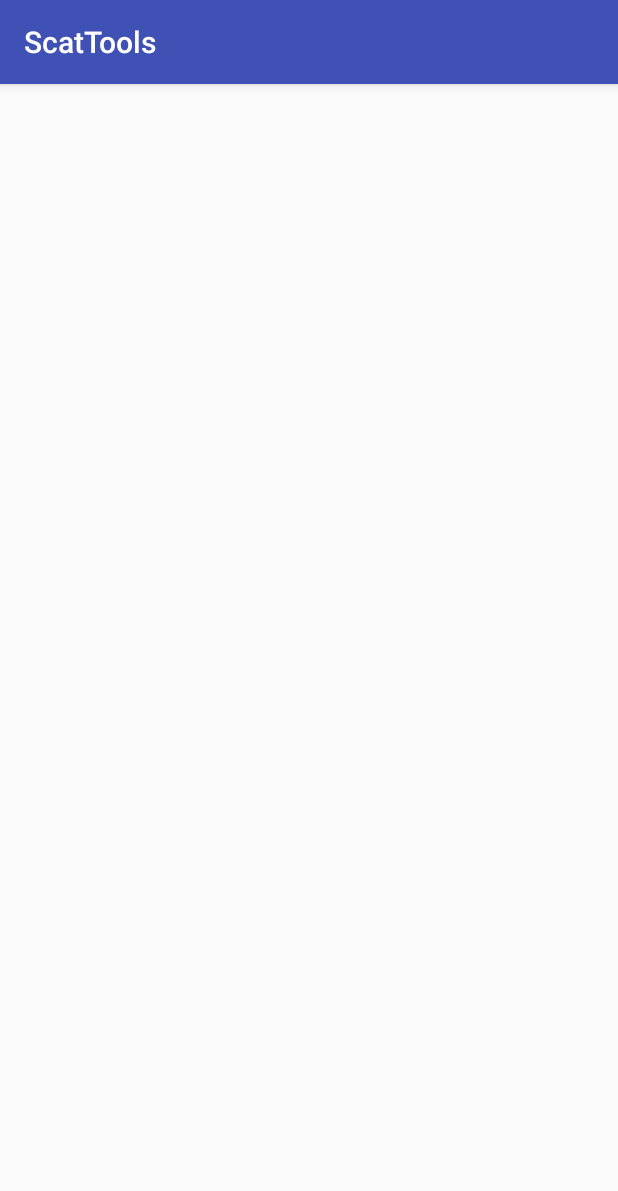
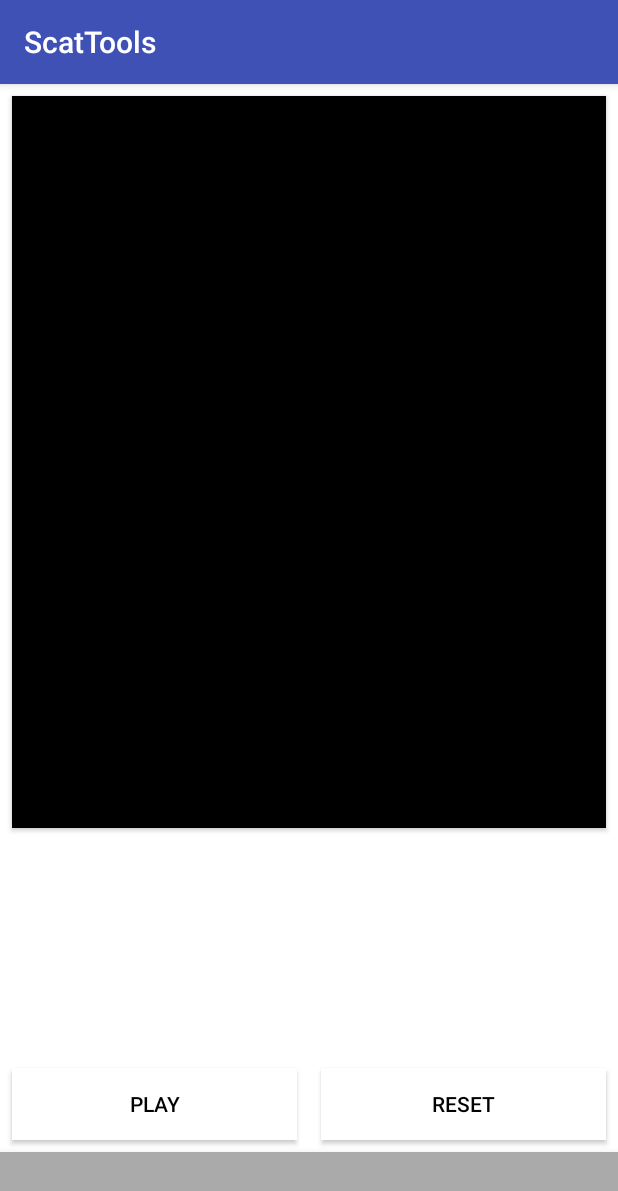
Before and after one commit to ahugenb333/ScatTools, an Android app: the screen it shows after launch (MainActivity), on a phone screen of 412 x 824 dp. Shown: the top 1191 px of the screen. Run offline under Robolectric (Android 15) with nearby library versions, the phone set to English and light mode, and no system bars; libraries missing offline, so code that uses them is left out: com.bluelinelabs.conductor.

Commit message:
first tab appearing with pager adapter. need to impl the rest and do logic for the activity

```diff
--- a/app/build.gradle
+++ b/app/build.gradle
@@ -29,6 +29,8 @@ dependencies {
     compile 'com.android.support:design:25.0.1'
 
     compile 'com.bluelinelabs:conductor:2.1.3'
+    compile 'com.bluelinelabs:conductor-support:2.1.3'
+
 
 
     compile group: 'com.google.code.gson', name: 'gson', version: '2.7'
--- a/app/src/main/java/com/hugey/scattools/MainActivity.java
+++ b/app/src/main/java/com/hugey/scattools/MainActivity.java
@@ -4,10 +4,17 @@ import android.content.Intent;
 import android.os.Bundle;
 import android.os.Handler;
 import android.support.design.widget.BottomNavigationView;
+import android.support.v4.app.Fragment;
+import android.support.v4.app.FragmentManager;
+import android.support.v4.app.FragmentPagerAdapter;
+import android.support.v4.view.ViewPager;
 import android.support.v7.app.AppCompatActivity;
 import android.view.View;
+import android.view.ViewGroup;
 import android.widget.Button;
 import android.widget.TextView;
+
+import com.bluelinelabs.conductor.Controller;
 
 import java.util.Random;
 //TODO Timer stuff in ScatTimer, Die stuff in ScatDie, fix tapping die bug, BASE ACTIVITY for button/timer view components
@@ -18,21 +25,18 @@ public class MainActivity extends AppCompatActivity implements View.OnClickListe
     public static final String EXTRA_PROGRESS = "progress";
     public static final String EXTRA_TEXT = "text";
     public static final String EXTRA_DIE = "die";
-    private BottomNavigationView mBtnNav;
-    private Button mBtnDie;
-    private Button mBtnPlay;
-    private Button mBtnReset;
 
-    private Button mBtnList;
-    private Button mBtnTools;
-    private Button mBtnEditable;
-
-    private TextView mTvTimer;
 
     private boolean mIsTicking = false;
     private boolean mIsRolling = false;
 
+    private MyPagerAdapter mPagerAdapter;
+
+    private ViewPager mViewPager;
+
     private ScatTimer mTimer;
+
+    private Fragment ScatFragment;
 
     private String[] mLetters;
 
@@ -47,79 +51,81 @@ public class MainActivity extends AppCompatActivity implements View.OnClickListe
         mTimer.setTimerView(this);
         mDie = new ScatDie(this, getResources().getStringArray(R.array.letters));
 
-        mBtnNav = (BottomNavigationView) findViewById(R.id.list_nav_view);
-        mBtnDie = (Button) findViewById(R.id.btn_go);
-        mBtnPlay = (Button) findViewById(R.id.btn_play);
-        mBtnReset = (Button) findViewById(R.id.btn_reset);
-        mTvTimer = (TextView) findViewById(R.id.tv_timer);
+        mViewPager = (ViewPager) findViewById(R.id.main_view_pager);
 
-        mBtnList = (Button) findViewById(R.id.btn_list);
-        mBtnTools = (Button) findViewById(R.id.btn_tools);
-        mBtnEditable = (Button) findViewById(R.id.btn_editable);
+        mPagerAdapter = new MyPagerAdapter(getSupportFragmentManager());
 
-        //bottom menu buttons
-        mBtnList.setOnClickListener(this);
-        mBtnTools.setOnClickListener(this);
-        mBtnEditable.setOnClickListener(this);
+        mViewPager.setAdapter(mPagerAdapter);
 
-        mBtnNav.setOnClickListener(this);
-        mBtnPlay.setOnClickListener(this);
-        mBtnDie.setOnClickListener(this);
-        mBtnReset.setOnClickListener(this);
-
-        mTvTimer.setText("2:30");
-
-        mDie.resetCurrentLetter();
-        mBtnDie.setText("!");
-
-        View v = findViewById(R.id.activity_main);
-
-        v.setVisibility(View.GONE);
+        mViewPager.getAdapter().notifyDataSetChanged();
 
 
+
+//        mBtnDie = (Button) findViewById(R.id.btn_go);
+//        mBtnPlay = (Button) findViewById(R.id.btn_play);
+//        mBtnReset = (Button) findViewById(R.id.btn_reset);
+//        mTvTimer = (TextView) findViewById(R.id.tv_timer);
+//
+//        mBtnList = (Button) findViewById(R.id.btn_list);
+//        mBtnTools = (Button) findViewById(R.id.btn_tools);
+//        mBtnEditable = (Button) findViewById(R.id.btn_editable);
+//
+//        //bottom menu buttons
+//        mBtnList.setOnClickListener(this);
+//        mBtnTools.setOnClickListener(this);
+//        mBtnEditable.setOnClickListener(this);
+//
+//        mBtnPlay.setOnClickListener(this);
+//        mBtnDie.setOnClickListener(this);
+//        mBtnReset.setOnClickListener(this);
+//
+//        mTvTimer.setText("2:30");
+//
+//        mDie.resetCurrentLetter();
+//        mBtnDie.setText("!");
     }
 
     @Override
     public void onClick(View view) {
-        if (view.getId() == R.id.btn_go && !mIsRolling) {
-            mDie.postDieDelayed();
-            mIsRolling = true;
-        } else if (view.getId() == R.id.btn_play) {
-            if (!mIsTicking) {
-                mTimer.postTimerDelay();
-                mBtnPlay.setText("Pause");
-            } else {
-                mTimer.removeTimerCallbacks();
-                mBtnPlay.setText("Play");
-            }
-            mIsTicking = !mIsTicking;
-        } else if (view.getId() == R.id.btn_reset) {
-            mTimer.removeTimerCallbacks();
-            mTimer.resetTimerProgress();
-            mBtnPlay.setText("Play");
-            mTvTimer.setText("2:30");
-            mIsTicking = false;
-        } else if (view.getId() == R.id.btn_list) {
-            int progress = mTimer.getTimerProgress();
-            String text = mTvTimer.getText().toString();
-
-            String die = mBtnDie.getText().toString();
-
-            Intent startIntent = new Intent(this, ListActivity.class);
-
-            startIntent.putExtra(EXTRA_PROGRESS, progress);
-
-            startIntent.putExtra(EXTRA_TEXT, text);
-
-            startIntent.putExtra(EXTRA_DIE, die);
-
-            startActivity(startIntent);
-        }
+//        if (view.getId() == R.id.btn_go && !mIsRolling) {
+//            mDie.postDieDelayed();
+//            mIsRolling = true;
+//        } else if (view.getId() == R.id.btn_play) {
+//            if (!mIsTicking) {
+//                mTimer.postTimerDelay();
+//                //mBtnPlay.setText("Pause");
+//            } else {
+//                mTimer.removeTimerCallbacks();
+//                //mBtnPlay.setText("Play");
+//            }
+//            mIsTicking = !mIsTicking;
+//        } else if (view.getId() == R.id.btn_reset) {
+//            mTimer.removeTimerCallbacks();
+//            mTimer.resetTimerProgress();
+//            mBtnPlay.setText("Play");
+//            mTvTimer.setText("2:30");
+//            mIsTicking = false;
+//        } else if (view.getId() == R.id.btn_list) {
+//            int progress = mTimer.getTimerProgress();
+//            String text = mTvTimer.getText().toString();
+//
+//            String die = mBtnDie.getText().toString();
+//
+//            Intent startIntent = new Intent(this, ListActivity.class);
+//
+//            startIntent.putExtra(EXTRA_PROGRESS, progress);
+//
+//            startIntent.putExtra(EXTRA_TEXT, text);
+//
+//            startIntent.putExtra(EXTRA_DIE, die);
+//
+//            startActivity(startIntent);
+//        }
     }
 
     @Override
     public void setTimerText(String text) {
-        mTvTimer.setText(text);
+        //mTvTimer.setText(text);
     }
 
     @Override
@@ -129,6 +135,38 @@ public class MainActivity extends AppCompatActivity implements View.OnClickListe
 
     @Override
     public void setDieText(String text) {
-        mBtnDie.setText(text);
+        //mBtnDie.setText(text);
     }
+
+    public static class MyPagerAdapter extends FragmentPagerAdapter {
+        private static int NUM_ITEMS = 1;
+
+        private ScatView mScatView;
+
+        public MyPagerAdapter(FragmentManager fragmentManager) {
+            super(fragmentManager);
+
+            mScatView = new ScatView();
+        }
+
+        // Returns total number of pages
+        @Override
+        public int getCount() {
+            return NUM_ITEMS;
+        }
+
+        // Returns the fragment to display for that page
+        @Override
+        public Fragment getItem(int position) {
+            return mScatView;
+        }
+
+        // Returns the page title for the top indicator
+        @Override
+        public CharSequence getPageTitle(int position) {
+            return "Page " + position;
+        }
+
+    }
+
 }
--- /dev/null
+++ b/app/src/main/java/com/hugey/scattools/ScatView.java
@@ -0,0 +1,58 @@
+package com.hugey.scattools;
+
+import android.content.Context;
+import android.os.Bundle;
+import android.support.annotation.Nullable;
+import android.support.design.widget.BottomNavigationView;
+import android.support.v4.app.Fragment;
+import android.util.AttributeSet;
+import android.view.LayoutInflater;
+import android.view.View;
+import android.view.ViewGroup;
+import android.widget.Button;
+import android.widget.TextView;
+
+/**
+ * Created by ryanhugenberg on 6/13/17.
+ */
+
+public class ScatView extends Fragment {
+
+    private Button mBtnDie;
+    private Button mBtnPlay;
+    private Button mBtnReset;
+
+    private Button mBtnList;
+    private Button mBtnTools;
+    private Button mBtnEditable;
+
+    private TextView mTvTimer;
+
+    @Nullable
+    @Override
+    public View onCreateView(LayoutInflater inflater, @Nullable ViewGroup container, @Nullable Bundle savedInstanceState) {
+        View v = inflater.inflate(R.layout.view_main, container, false);
+
+        mBtnDie = (Button) v.findViewById(R.id.btn_go);
+        mBtnPlay = (Button) v.findViewById(R.id.btn_play);
+        mBtnReset = (Button) v.findViewById(R.id.btn_reset);
+        mTvTimer = (TextView) v.findViewById(R.id.tv_timer);
+
+        return v;
+    }
+
+    public void init(String timer, String die, View.OnClickListener listener) {
+
+        mBtnDie.setOnClickListener(listener);
+        mBtnPlay.setOnClickListener(listener);
+        mBtnReset.setOnClickListener(listener);
+
+        mBtnDie.setText(die);
+        mTvTimer.setText(timer);
+    }
+
+
+
+
+
+}
--- /dev/null
+++ b/app/src/main/res/layout/view_main.xml
@@ -0,0 +1,61 @@
+<?xml version="1.0" encoding="utf-8"?>
+<LinearLayout xmlns:android="http://schemas.android.com/apk/res/android"
+    xmlns:tools="http://schemas.android.com/tools"
+    android:layout_width="match_parent"
+    android:layout_height="match_parent"
+    android:orientation="vertical">
+
+    <Button
+        android:id="@+id/btn_go"
+        android:layout_width="match_parent"
+        android:layout_height="0dp"
+
+        android:layout_margin="8dp"
+        android:layout_weight="2"
+        android:background="@android:color/black"
+        android:gravity="center"
+        android:textColor="@android:color/white"
+        android:textSize="128sp"
+        tools:text="!" />
+
+    <TextView
+        android:id="@+id/tv_timer"
+        android:layout_width="match_parent"
+        android:layout_height="128dp"
+        android:layout_margin="8dp"
+        android:background="@android:color/white"
+        android:gravity="center"
+        android:textColor="@android:color/black"
+        android:textSize="64sp"
+        tools:text="2:30" />
+
+    <LinearLayout
+        android:layout_width="match_parent"
+        android:layout_height="wrap_content"
+        android:gravity="end"
+        android:orientation="horizontal">
+
+        <Button
+            android:id="@+id/btn_play"
+            android:layout_width="0dp"
+            android:layout_height="match_parent"
+            android:layout_margin="8dp"
+            android:layout_weight="1"
+            android:background="@android:color/white"
+            android:text="Play"
+            android:textColor="@android:color/black"
+            tools:text="play" />
+
+        <Button
+            android:id="@+id/btn_reset"
+            android:layout_width="0dp"
+            android:layout_height="match_parent"
+            android:layout_margin="8dp"
+            android:layout_weight="1"
+            android:background="@android:color/white"
+            android:text="Reset"
+            android:textColor="@android:color/black"
+            tools:text="pause" />
+    </LinearLayout>
+
+</LinearLayout>
```
Also changed, not shown: app/src/main/res/layout/activity_main.xml (+4 -77 lines).
